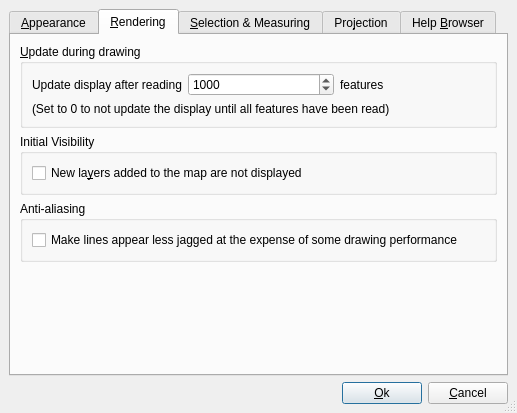
This is src/ui/qgsoptionsbase.ui in qgis/QGIS as Qt 5 draws it before an edit. The edited form follows.
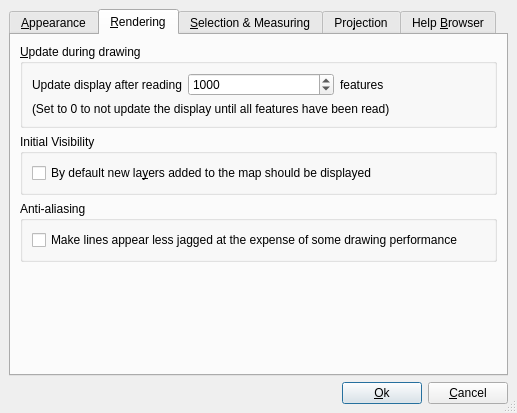
This is the edited form. The open tabs and pages were chosen to show the change. Icons and pictures are not drawn.

Commit message: Fix issue where in first time useage of QGIS 0.8 newly added layers are hidden by default. Adjusted text in qgsoptions to be hopefully more easy to read

Patch:
```diff
--- a/src/ui/qgsoptionsbase.ui
+++ b/src/ui/qgsoptionsbase.ui
@@ -259,7 +259,7 @@
           <item row="0" column="0" >
            <widget class="QCheckBox" name="chkAddedVisibility" >
             <property name="text" >
-             <string>New la&amp;yers added to the map are not displayed</string>
+             <string>By default new la&amp;yers added to the map should be displayed</string>
             </property>
            </widget>
           </item>
```
The commit also changes 3 other files.
